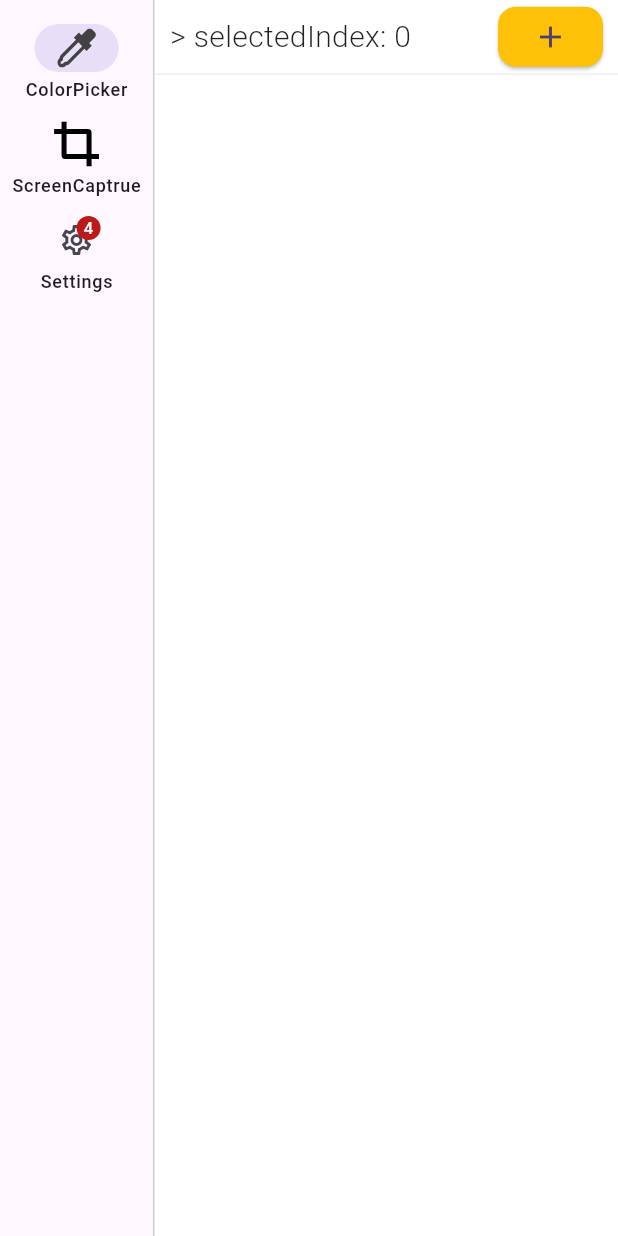
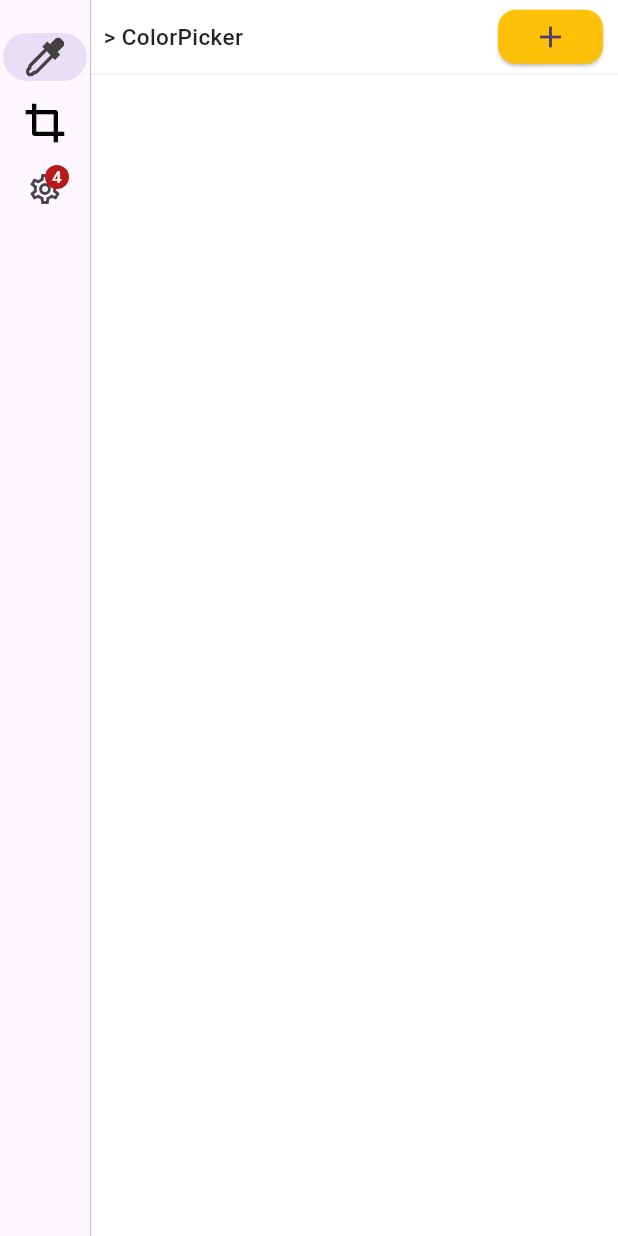
Before and after one commit to wayixia/imagecap, a Flutter app: the screen it shows after launch, after a tap on the "add" icon, on a phone screen of 412 x 824 dp. Run offline on Flutter 3.47's test engine with Material 3 defaults, Android fonts, the phone set to English and light mode, and no system bars; our stand-ins replace flutter_svg.

Commit message:
navigate button

```diff
--- a/lib/mainframe.dart
+++ b/lib/mainframe.dart
@@ -1,6 +1,10 @@
 
 import 'package:flutter/material.dart';
 import 'package:flutter_svg/svg.dart';
+
+
+
+
 
 class MainFrame extends StatefulWidget {
   const MainFrame({super.key});
@@ -11,11 +15,40 @@ class MainFrame extends StatefulWidget {
 
 class _MainFrameState extends State<MainFrame> {
   int _selectedIndex = 0;
-  NavigationRailLabelType labelType = NavigationRailLabelType.all;
+  NavigationRailLabelType labelType = NavigationRailLabelType.none;
   bool showLeading = false;
   bool showTrailing = false;
   double groupAlignment = -1.0;
   String _selectedTitle = 'ColorPicker';
+  late final List<NavigationRailDestination> _destinations;
+
+  @override
+  void initState() {
+    super.initState();
+    _destinations = generateDestination();
+  }
+
+  List<NavigationRailDestination> generateDestination() {
+    return <NavigationRailDestination>[
+      NavigationRailDestination(
+        // ignore: deprecated_member_use
+        icon: SvgPicture.asset( 'assets/images/svg/colorpicker.svg', width:26, height:26, color: Colors.black,),
+        // ignore: deprecated_member_use
+        selectedIcon: SvgPicture.asset( 'assets/images/svg/colorpicker.svg', width:26, height:26, color: Colors.grey[800],),
+        label: const Text('ColorPicker'),
+      ),
+      NavigationRailDestination(
+        icon: SvgPicture.asset( 'assets/images/svg/capture.svg', width:26, height:26),
+        selectedIcon: SvgPicture.asset( 'assets/images/svg/capture.svg', width:26, height:26, color: Colors.grey[800],),
+        label: const Text('ScreenCaptrue'),
+      ),
+      const NavigationRailDestination(
+        icon: Badge(label: Text('4'), child: Icon(Icons.settings_outlined)),
+        selectedIcon: Badge(label: Text('4'), child: Icon(Icons.settings)),
+        label: Text('Settings'),
+      ),
+    ];
+  }
 
   @override
   Widget build(BuildContext context) {
@@ -24,13 +57,15 @@ class _MainFrameState extends State<MainFrame> {
         child: Row(
           children: <Widget>[
             NavigationRail(
+              minWidth: 60,
+
               selectedIndex: _selectedIndex,
               groupAlignment: groupAlignment,
               onDestinationSelected: (int index) {
+                Text t = _destinations[index].label as Text;
                 setState(() {
                   _selectedIndex = index;
-                  //_selectedTitle = widget
-
+                  _selectedTitle = t.data??'';
                 });
               },
               labelType: labelType,
@@ -51,35 +86,7 @@ class _MainFrameState extends State<MainFrame> {
                       icon: const Icon(Icons.more_horiz_rounded),
                     )
                   : const SizedBox(),
-              destinations: <NavigationRailDestination>[
-                NavigationRailDestination(
-                  // icon: Badge( child:
-                  //   SvgPicture.asset( 'assets/images/svg/colorpicker.svg', width:30, height:30)
-                  //   ),
-                  // ignore: deprecated_member_use
-                  icon: SvgPicture.asset( 'assets/images/svg/colorpicker.svg', width:26, height:26, color: Colors.black,),
-                  // Badge(child:
-                  //   Icon(Icons.bookmark_border)
-                  // ),
-                  //selectedIcon: const Icon(Icons.favorite),
-                  // ignore: deprecated_member_use
-                  selectedIcon: SvgPicture.asset( 'assets/images/svg/colorpicker.svg', width:26, height:26, color: Colors.grey[800],),
-                  label: const Text('ColorPicker'),
-
-                ),
-                NavigationRailDestination(
-                  //icon: Badge(child: Icon(Icons.bookmark_border)),
-                  icon: SvgPicture.asset( 'assets/images/svg/capture.svg', width:30, height:30),
-                  //selectedIcon: const Badge(child: Icon(Icons.book)),
-                  selectedIcon: SvgPicture.asset( 'assets/images/svg/capture.svg', width:30, height:30, color: Colors.grey[800],),
-                  label: const Text('ScreenCaptrue'),
-                ),
-                const NavigationRailDestination(
-                  icon: Badge(label: Text('4'), child: Icon(Icons.settings_outlined)),
-                  selectedIcon: Badge(label: Text('4'), child: Icon(Icons.settings)),
-                  label: Text('Settings'),
-                ),
-              ],
+              destinations: _destinations,
             ),
             const VerticalDivider(thickness: 1, width: 1),
             // This is the main content.
@@ -100,21 +107,32 @@ class _MainFrameState extends State<MainFrame> {
                     alignment: Alignment.centerLeft,
 
                     child:  Row(children: [
-                       Text('  > selectedIndex: $_selectedIndex',
+                       Text('  > $_selectedTitle',
                         style:
                           TextStyle(color: Colors.black87,
-                            fontSize: 20,
-                            fontWeight: FontWeight.w300
+                            fontSize: 15,
+                            fontWeight: FontWeight.w500
                           ),
                       ),
                       Spacer(),
                       SizedBox(
                         width: 70,
-                        height: 40,
+                        height: 36,
                         child: FloatingActionButton(
                           //onPressed: _incrementCounter,
                           tooltip: 'Increment',
-                          onPressed: () {  },
+                          onPressed: () {
+                            // Add your onPressed code here!
+                            if( _selectedIndex == 0 ) {
+                              print('ColorPicker Add');
+
+                            } else if( _selectedIndex == 1 ) {
+                              print('ScreenCaptrue Add');
+                              doCaptureScreen();
+                            } else if( _selectedIndex == 2 ) {
+                              print('Settings Add');
+                            }
+                          },
                           mini: true,
                           elevation: 1,
                           backgroundColor: Colors.amber,
@@ -198,4 +216,8 @@ class _MainFrameState extends State<MainFrame> {
       ),
     );
   }
+
+  void doCaptureScreen() {
+
+  }
 }
```
